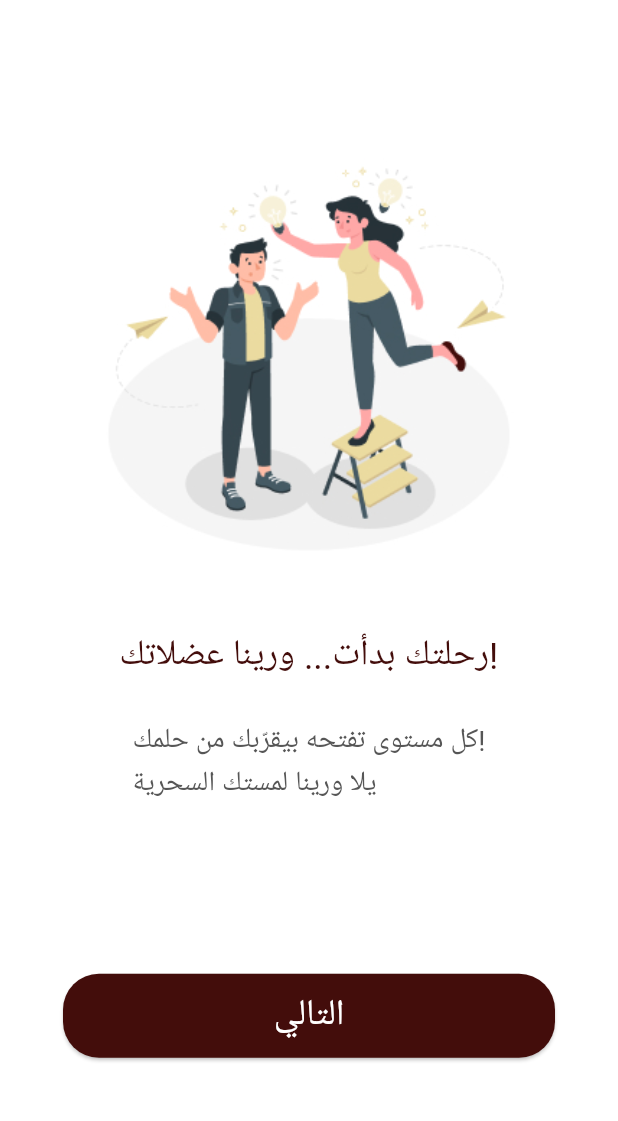
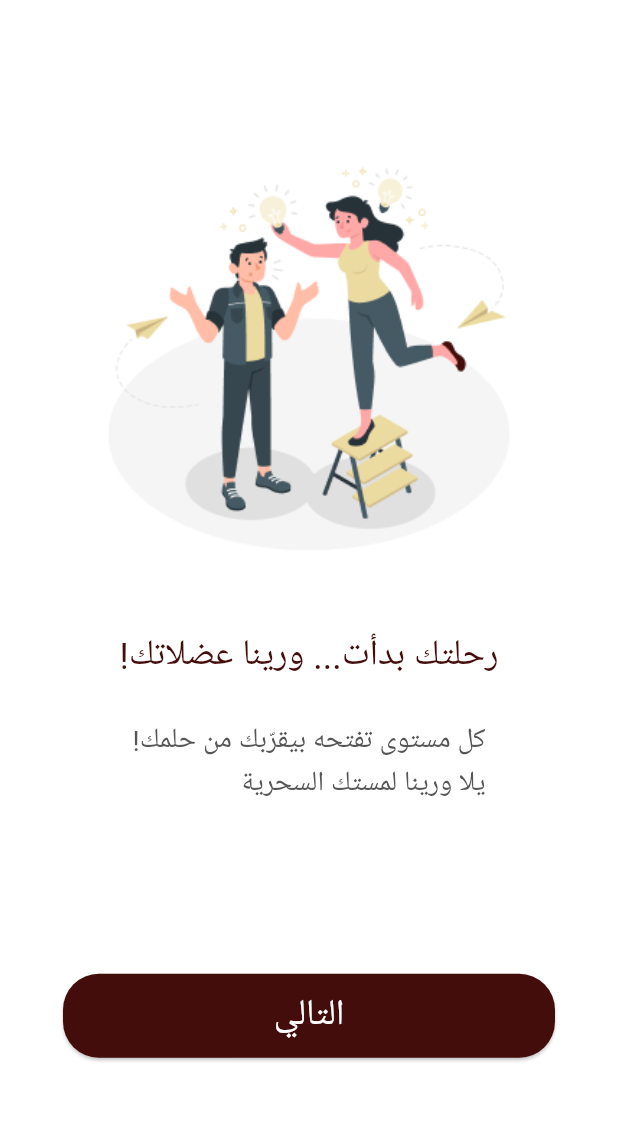
Before and after one commit to MohamedOsama012/mawhibty, a Flutter app: the screen it shows after launch, on a phone screen of 412 x 824 dp, the part 67-1188 px from its top. Run offline on Flutter 3.47's test engine with Material 3 defaults, Android fonts, the phone set to English and light mode, and no system bars; our stand-ins replace google_fonts; Roboto replaces fonts that are missing (Cairo).

Commit message:
onboarding and localization done

```diff
--- /dev/null
+++ b/devtools_options.yaml
@@ -0,0 +1,3 @@
+description: This file stores settings for Dart & Flutter DevTools.
+documentation: https://docs.flutter.dev/tools/devtools/extensions#configure-extension-enablement-states
+extensions:
--- a/lib/main.dart
+++ b/lib/main.dart
@@ -1,5 +1,7 @@
 import 'package:flutter/material.dart';
+import 'package:flutter_localizations/flutter_localizations.dart';
 import 'package:mawhibty/constants/colors.dart';
+import 'package:mawhibty/generated/l10n.dart';
 import 'package:mawhibty/views/start/splash_screen.dart';
 import 'package:google_fonts/google_fonts.dart';
 
@@ -13,6 +15,14 @@ class MyApp extends StatelessWidget {
   @override
   Widget build(BuildContext context) {
     return MaterialApp(
+      locale: const Locale('ar'),
+      localizationsDelegates: const [
+        S.delegate,
+        GlobalMaterialLocalizations.delegate,
+        GlobalWidgetsLocalizations.delegate,
+        GlobalCupertinoLocalizations.delegate,
+      ],
+      supportedLocales: S.delegate.supportedLocales,
       title: 'موهبتي',
       theme: ThemeData(
         scaffoldBackgroundColor: Colors.white,
@@ -20,6 +30,7 @@ class MyApp extends StatelessWidget {
         appBarTheme: AppBarTheme(
           backgroundColor: Colors.white,
           elevation: 0,
+          scrolledUnderElevation: 0,
           iconTheme: const IconThemeData(color: Colors.black),
           titleTextStyle: GoogleFonts.cairo(
             color: primaryColor,
--- a/lib/views/start/onboarding_screen.dart
+++ b/lib/views/start/onboarding_screen.dart
@@ -1,5 +1,6 @@
 import 'package:flutter/material.dart';
 import 'package:mawhibty/constants/colors.dart';
+import 'package:mawhibty/generated/l10n.dart';
 import 'package:mawhibty/views/auth/screens/login_screen.dart';
 
 class OnboardingScreen extends StatefulWidget {
@@ -12,30 +13,27 @@ class OnboardingScreen extends StatefulWidget {
 class _OnboardingScreenState extends State<OnboardingScreen> {
   final PageController controller = PageController();
   bool isLastPage = false;
+  int currentPage = 0;
 
-  final List<Map<String, String>> onboardingData = [
+  List<Map<String, String>> _getOnboardingData(BuildContext context) {
+    final loc = S.of(context);
+    return [
       {
         'image': 'assets/images/onboarding1.jpg',
-      'title': 'رحلتك بدأت... ورينا عضلاتك!',
-      'desc': 'كل مستوى تفتحه بيقرّبك من حلمك!\nيلا ورينا لمستك السحرية'
+        'title': loc.onboardingTitle1,
+        'desc': loc.onboardingDesc1,
       },
       {
         'image': 'assets/images/onboarding2.jpg',
-      'title': 'المهارة مش كلام... إثبتها!',
-      'desc': 'صور نفسك، ارفع الفيديو، وخلي الكورة\n تتكلم عنك',
+        'title': loc.onboardingTitle2,
+        'desc': loc.onboardingDesc2,
       },
       {
         'image': 'assets/images/onboarding3.jpg',
-      'title': 'ليفل جديد؟ نجمة جديدة؟ يلا بينا!',
-      'desc': 'كل ما تكمّل مهمة، تكسب نجمة...\n وسكة الاحتراف بتقرب',
+        'title': loc.onboardingTitle3,
+        'desc': loc.onboardingDesc3,
       }
     ];
-
-  void _onDone() {
-    Navigator.pushReplacement(
-      context,
-      MaterialPageRoute(builder: (context) => const LoginScreen()),
-    );
   }
 
   Widget _buildPageContent(
@@ -84,10 +82,36 @@ class _OnboardingScreenState extends State<OnboardingScreen> {
   Widget build(BuildContext context) {
     final screenHeight = MediaQuery.of(context).size.height;
     final screenWidth = MediaQuery.of(context).size.width;
+    final onboardingData = _getOnboardingData(context);
+    final loc = S.of(context);
 
     return Scaffold(
       appBar: AppBar(
-        title: const Text('موهبتي'),
+        title: Text(loc.appTitle),
+        leading: currentPage != 0
+            ? Padding(
+                padding: EdgeInsetsDirectional.only(
+                  start: MediaQuery.of(context).size.width * 0.04,
+                ),
+                child: CircleAvatar(
+                  radius: 16,
+                  backgroundColor: const Color.fromRGBO(251, 248, 236, 1),
+                  child: IconButton(
+                    icon: const Icon(
+                      Icons.arrow_back_ios_new,
+                      color: primaryColor,
+                      size: 20,
+                    ),
+                    onPressed: () {
+                      controller.previousPage(
+                        duration: const Duration(milliseconds: 300),
+                        curve: Curves.easeInOut,
+                      );
+                    },
+                  ),
+                ),
+              )
+            : null,
         centerTitle: true,
         backgroundColor: Colors.white,
         elevation: 0,
@@ -102,6 +126,7 @@ class _OnboardingScreenState extends State<OnboardingScreen> {
               physics: const NeverScrollableScrollPhysics(),
               onPageChanged: (index) {
                 setState(() {
+                  currentPage = index;
                   isLastPage = index == onboardingData.length - 1;
                 });
               },
@@ -121,7 +146,11 @@ class _OnboardingScreenState extends State<OnboardingScreen> {
               ),
               onPressed: () {
                 if (isLastPage) {
-                  _onDone();
+                  Navigator.pushReplacement(
+                    context,
+                    MaterialPageRoute(
+                        builder: (context) => const LoginScreen()),
+                  );
                 } else {
                   controller.nextPage(
                     duration: const Duration(milliseconds: 300),
@@ -130,7 +159,7 @@ class _OnboardingScreenState extends State<OnboardingScreen> {
                 }
               },
               child: Text(
-                isLastPage ? 'ابدأ' : 'التالي',
+                isLastPage ? loc.start : loc.next,
                 style: const TextStyle(
                   fontSize: 24,
                   color: Colors.white,
```
Also changed, not shown: lib/l10n/intl_ar.arb (added, +14 -0 lines), lib/l10n/intl_en.arb (added, +15 -0 lines), pubspec.yaml (+10 -4 lines), assets/icons/back_button.svg (added), lib/generated/intl/messages_all.dart (added), lib/generated/intl/messages_ar.dart (added), lib/generated/intl/messages_en.dart (added), lib/generated/l10n.dart (added), pubspec.lock, 10 other files. Lines whose indentation alone changed are shown as unchanged.
